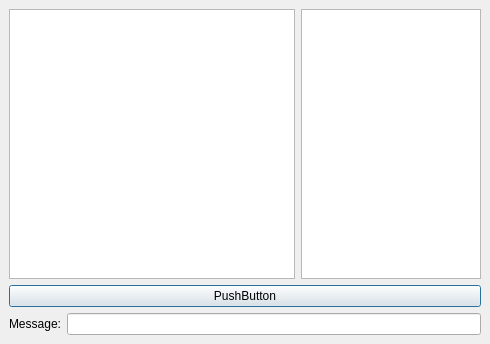
Old version of the form chatdialog.ui in the repository muradmazitov/chat.
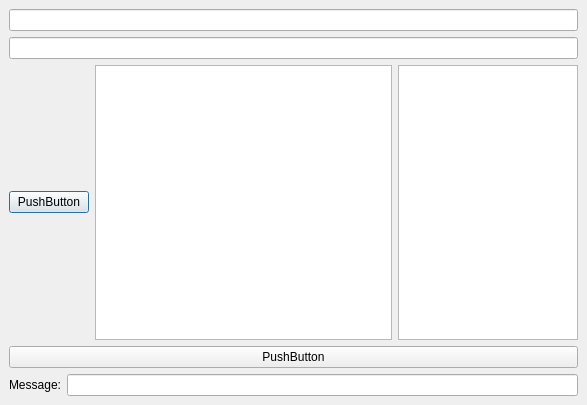
New version of the form.

```diff
--- a/chatdialog.ui
+++ b/chatdialog.ui
@@ -6,8 +6,8 @@
    <rect>
     <x>0</x>
     <y>0</y>
-    <width>490</width>
-    <height>344</height>
+    <width>587</width>
+    <height>405</height>
    </rect>
   </property>
   <property name="windowTitle">
@@ -29,6 +29,12 @@
    <property name="bottomMargin">
     <number>9</number>
    </property>
+   <item>
+    <widget class="QLineEdit" name="username"/>
+   </item>
+   <item>
+    <widget class="QLineEdit" name="serveradress"/>
+   </item>
    <item>
     <layout class="QHBoxLayout">
      <property name="spacing">
@@ -46,6 +52,13 @@
      <property name="bottomMargin">
       <number>0</number>
      </property>
+     <item>
+      <widget class="QPushButton" name="connect_to">
+       <property name="text">
+        <string>PushButton</string>
+       </property>
+      </widget>
+     </item>
      <item>
       <widget class="QTextEdit" name="textEdit">
        <property name="focusPolicy">
@@ -109,6 +122,7 @@
    </item>
   </layout>
  </widget>
+ <layoutdefault spacing="6" margin="11"/>
  <resources/>
  <connections/>
 </ui>
```
